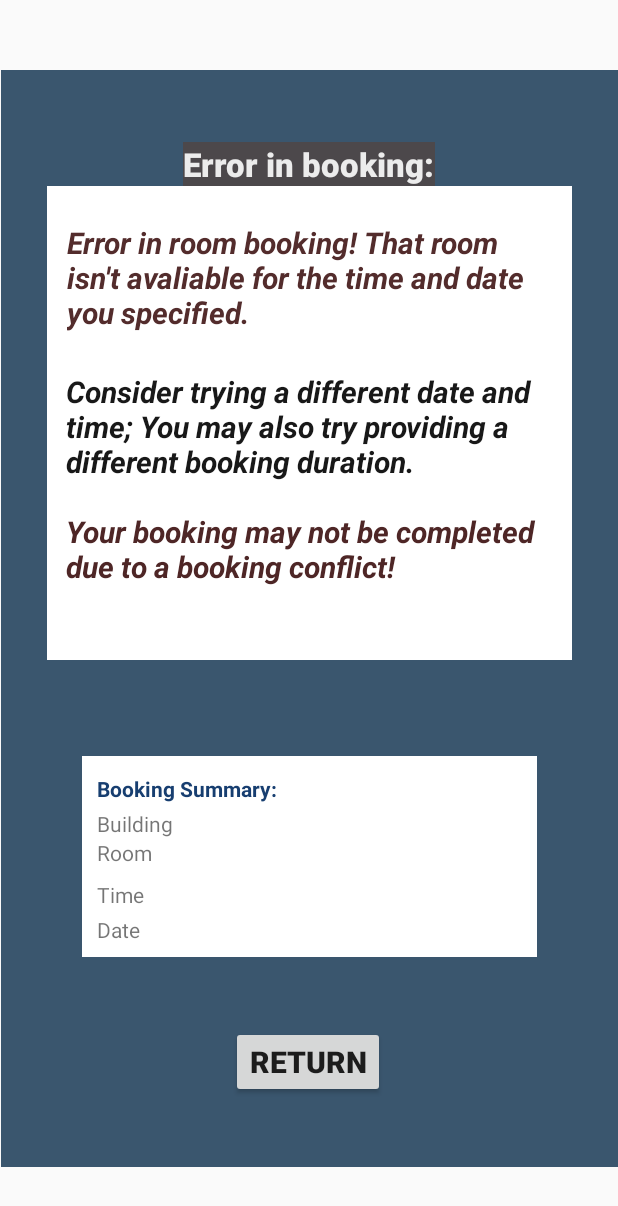
After one commit to PamalM/UBCORB, an Android app: the layout activity_error_booking.xml on its own in the app's theme, with its tools: preview values and no code run, on a phone screen of 412 x 824 dp. The commit adds this screen. Shown: the top 1206 px of the screen. Run offline under Robolectric (Android 15) with nearby library versions, the phone set to English and light mode, and no system bars.

Commit message:
Implemented the error booking screen. Screen notifies user of an error in the booking and prompts them to return back to the search MainActivity.java page.

```diff
--- a/app/src/main/AndroidManifest.xml
+++ b/app/src/main/AndroidManifest.xml
@@ -11,7 +11,8 @@
         android:roundIcon="@mipmap/ic_launcher_round"
         android:supportsRtl="true"
         android:theme="@style/AppTheme">
-        <activity android:name=".SuccessfulBooking"></activity>
+        <activity android:name=".ErrorBooking"></activity>
+        <activity android:name=".SuccessfulBooking" />
         <activity android:name=".MainActivity">
             <intent-filter>
                 <action android:name="android.intent.action.MAIN" />
--- /dev/null
+++ b/app/src/main/java/ca/ubco/cosc341/ubco_rb/ErrorBooking.java
@@ -0,0 +1,78 @@
+package ca.ubco.cosc341.ubco_rb;
+
+import androidx.appcompat.app.AppCompatActivity;
+
+import android.content.Intent;
+import android.view.View;
+import android.widget.*;
+import android.os.Bundle;
+
+import java.util.Hashtable;
+
+public class ErrorBooking extends AppCompatActivity {
+
+    @Override
+    protected void onCreate(Bundle savedInstanceState) {
+        super.onCreate(savedInstanceState);
+        setContentView(R.layout.activity_error_booking);
+
+        //Retrieve booking information.
+        Intent intent = getIntent();
+        String building = intent.getStringExtra("Building");
+        String room = intent.getStringExtra("Room");
+        String time = intent.getStringExtra("Time");
+        String duration = intent.getStringExtra("Duration");
+        String type = intent.getStringExtra("Type");
+        String date = intent.getStringExtra("Date");
+        String title = intent.getStringExtra("Title");
+        String email = intent.getStringExtra("Email");
+
+        TextView buildingLabel, timeLabel, roomLabel, dateLabel, durationLabel;
+        buildingLabel = findViewById(R.id.buildingLabel);
+        timeLabel = findViewById(R.id.timeLabel);
+        dateLabel = findViewById(R.id.dateLabel);
+        roomLabel = findViewById(R.id.roomLabel);
+
+        //Hashmap to convert to 12hr time format.
+        Hashtable<String, String> timeSlots = new Hashtable<String, String>();
+        timeSlots.put("07", "7");
+        timeSlots.put("08", "8");
+        timeSlots.put("07", "8");
+        timeSlots.put("09", "9");
+        timeSlots.put("10", "10");
+        timeSlots.put("11", "11");
+        timeSlots.put("12", "12");
+        timeSlots.put("13", "1");
+        timeSlots.put("14", "2");
+        timeSlots.put("15", "3");
+        timeSlots.put("16", "4");
+        timeSlots.put("17", "5");
+        timeSlots.put("18", "6");
+        timeSlots.put("19", "7");
+        timeSlots.put("20", "8");
+        timeSlots.put("21", "9");
+        timeSlots.put("22", "10");
+
+        buildingLabel.setText(building);
+        roomLabel.setText(room);
+        dateLabel.setText("On, " + date);
+
+        //Determine the 12 Hour format display for time output.
+        String hour = time.substring(0,2);
+        String minutes = time.substring(3,time.length());
+        String twelveHourFormat;
+        if (Integer.parseInt(hour) <= 22 && Integer.parseInt(hour) >= 12){ twelveHourFormat = timeSlots.get(hour) + ":" + minutes + " PM"; }
+        else{ twelveHourFormat = timeSlots.get(hour) + ":" + minutes + " AM"; }
+        timeLabel.setText(twelveHourFormat + " for, " + duration);
+
+    }
+
+    public void backToMain(View view){
+
+        //Return button onclick method returns the user back to the mainactivity.java view.
+        Intent intent = new Intent(this, MainActivity.class);
+        startActivity(intent);
+
+    }
+
+}
--- a/app/src/main/java/ca/ubco/cosc341/ubco_rb/MainActivity.java
+++ b/app/src/main/java/ca/ubco/cosc341/ubco_rb/MainActivity.java
@@ -437,7 +437,14 @@ public class MainActivity extends AppCompatActivity {
         finish();
          **/
 
-        Intent intent = new Intent(this, SuccessfulBooking.class);
+        Intent intent;
+
+        //SuccessfulBooking.java
+        //intent = new Intent(this, SuccessfulBooking.class);
+
+        //ErrorBooking.java
+        //intent = new Intent(this, ErrorBooking.class);
+
         intent.putExtra("Building", building);
         intent.putExtra("Room", room);
         intent.putExtra("Time", time);
--- /dev/null
+++ b/app/src/main/res/layout/activity_error_booking.xml
@@ -0,0 +1,167 @@
+<?xml version="1.0" encoding="utf-8"?>
+<androidx.constraintlayout.widget.ConstraintLayout xmlns:android="http://schemas.android.com/apk/res/android"
+    xmlns:app="http://schemas.android.com/apk/res-auto"
+    xmlns:tools="http://schemas.android.com/tools"
+    android:layout_width="match_parent"
+    android:layout_height="match_parent"
+    tools:context=".ErrorBooking">
+
+    <ImageView
+        android:id="@+id/blueBox"
+        android:layout_width="411dp"
+        android:layout_height="731dp"
+        app:layout_constraintBottom_toBottomOf="parent"
+        app:layout_constraintEnd_toEndOf="parent"
+        app:layout_constraintStart_toStartOf="parent"
+        app:layout_constraintTop_toTopOf="parent"
+        app:srcCompat="?android:attr/colorAccent" />
+
+    <ImageView
+        android:id="@+id/whiteBox"
+        android:layout_width="350dp"
+        android:layout_height="316dp"
+        app:layout_constraintEnd_toEndOf="@+id/blueBox"
+        app:layout_constraintStart_toStartOf="@+id/blueBox"
+        app:layout_constraintTop_toBottomOf="@+id/label1"
+        app:srcCompat="@android:color/white" />
+
+    <ImageView
+        android:id="@+id/whiteBox2"
+        android:layout_width="303dp"
+        android:layout_height="134dp"
+        android:layout_marginTop="64dp"
+        app:layout_constraintEnd_toEndOf="@+id/blueBox"
+        app:layout_constraintStart_toStartOf="@+id/blueBox"
+        app:layout_constraintTop_toBottomOf="@+id/whiteBox"
+        app:srcCompat="@android:color/white" />
+
+    <TextView
+        android:id="@+id/label1"
+        android:layout_width="wrap_content"
+        android:layout_height="wrap_content"
+        android:layout_marginTop="48dp"
+        android:background="#E64E4747"
+        android:text="Error in booking:"
+        android:textColor="#ECECEC"
+        android:textSize="22sp"
+        android:textStyle="bold"
+        app:fontFamily="sans-serif-medium"
+        app:layout_constraintEnd_toEndOf="@+id/whiteBox"
+        app:layout_constraintHorizontal_bias="0.497"
+        app:layout_constraintStart_toStartOf="@+id/whiteBox"
+        app:layout_constraintTop_toTopOf="@+id/blueBox" />
+
+    <Button
+        android:id="@+id/returnButton"
+        android:layout_width="wrap_content"
+        android:layout_height="wrap_content"
+        android:onClick="backToMain"
+        android:text="Return"
+        android:textSize="20sp"
+        android:textStyle="bold"
+        app:layout_constraintBottom_toBottomOf="@+id/blueBox"
+        app:layout_constraintEnd_toEndOf="@+id/whiteBox"
+        app:layout_constraintHorizontal_bias="0.495"
+        app:layout_constraintStart_toStartOf="@+id/whiteBox"
+        app:layout_constraintTop_toBottomOf="@+id/whiteBox2" />
+
+    <TextView
+        android:id="@+id/textView3"
+        android:layout_width="322dp"
+        android:layout_height="87dp"
+        android:layout_marginTop="24dp"
+        android:text="Error in room booking! That room isn't avaliable for the time and date you specified."
+        android:textColor="#532C2C"
+        android:textSize="20sp"
+        android:textStyle="bold|italic"
+        app:layout_constraintEnd_toEndOf="@+id/whiteBox"
+        app:layout_constraintHorizontal_bias="0.481"
+        app:layout_constraintStart_toStartOf="@+id/whiteBox"
+        app:layout_constraintTop_toTopOf="@+id/whiteBox" />
+
+    <TextView
+        android:id="@+id/textView4"
+        android:layout_width="321dp"
+        android:layout_height="81dp"
+        android:layout_marginTop="12dp"
+        android:text="Consider trying a different date and time; You may also try providing a different booking duration. "
+        android:textColor="#181818"
+        android:textSize="20sp"
+        android:textStyle="bold|italic"
+        app:layout_constraintEnd_toEndOf="@+id/whiteBox"
+        app:layout_constraintHorizontal_bias="0.448"
+        app:layout_constraintStart_toStartOf="@+id/whiteBox"
+        app:layout_constraintTop_toBottomOf="@+id/textView3" />
+
+    <TextView
+        android:id="@+id/textView5"
+        android:layout_width="321dp"
+        android:layout_height="81dp"
+        android:layout_marginTop="12dp"
+        android:text="Your booking may not be completed due to a booking conflict!"
+        android:textColor="#4E2626"
+        android:textSize="20sp"
+        android:textStyle="bold|italic"
+        app:layout_constraintEnd_toEndOf="@+id/whiteBox"
+        app:layout_constraintHorizontal_bias="0.448"
+        app:layout_constraintStart_toStartOf="@+id/whiteBox"
+        app:layout_constraintTop_toBottomOf="@+id/textView4" />
+
+    <TextView
+        android:id="@+id/textView6"
+        android:layout_width="wrap_content"
+        android:layout_height="wrap_content"
+        android:layout_marginTop="12dp"
+        android:text="Booking Summary:"
+        android:textColor="#173E70"
+        android:textStyle="bold"
+        app:layout_constraintEnd_toEndOf="@+id/whiteBox2"
+        app:layout_constraintHorizontal_bias="0.054"
+        app:layout_constraintStart_toStartOf="@+id/whiteBox2"
+        app:layout_constraintTop_toTopOf="@+id/whiteBox2" />
+
+    <TextView
+        android:id="@+id/buildingLabel"
+        android:layout_width="wrap_content"
+        android:layout_height="wrap_content"
+        android:layout_marginTop="4dp"
+        android:text="Building"
+        app:layout_constraintEnd_toEndOf="@+id/textView6"
+        app:layout_constraintHorizontal_bias="0.0"
+        app:layout_constraintStart_toStartOf="@+id/textView6"
+        app:layout_constraintTop_toBottomOf="@+id/textView6" />
+
+    <TextView
+        android:id="@+id/timeLabel"
+        android:layout_width="wrap_content"
+        android:layout_height="wrap_content"
+        android:layout_marginTop="28dp"
+        android:text="Time"
+        app:layout_constraintEnd_toEndOf="@+id/buildingLabel"
+        app:layout_constraintHorizontal_bias="0.0"
+        app:layout_constraintStart_toStartOf="@+id/buildingLabel"
+        app:layout_constraintTop_toBottomOf="@+id/buildingLabel" />
+
+    <TextView
+        android:id="@+id/dateLabel"
+        android:layout_width="wrap_content"
+        android:layout_height="wrap_content"
+        android:layout_marginTop="4dp"
+        android:text="Date"
+        app:layout_constraintEnd_toEndOf="@+id/textView6"
+        app:layout_constraintHorizontal_bias="0.0"
+        app:layout_constraintStart_toStartOf="@+id/buildingLabel"
+        app:layout_constraintTop_toBottomOf="@+id/timeLabel" />
+
+    <TextView
+        android:id="@+id/roomLabel"
+        android:layout_width="wrap_content"
+        android:layout_height="wrap_content"
+        android:layout_marginEnd="82dp"
+        android:layout_marginRight="82dp"
+        android:text="Room"
+        app:layout_constraintEnd_toEndOf="@+id/textView6"
+        app:layout_constraintHorizontal_bias="0.0"
+        app:layout_constraintStart_toStartOf="@+id/buildingLabel"
+        app:layout_constraintTop_toBottomOf="@+id/buildingLabel" />
+</androidx.constraintlayout.widget.ConstraintLayout>
```
